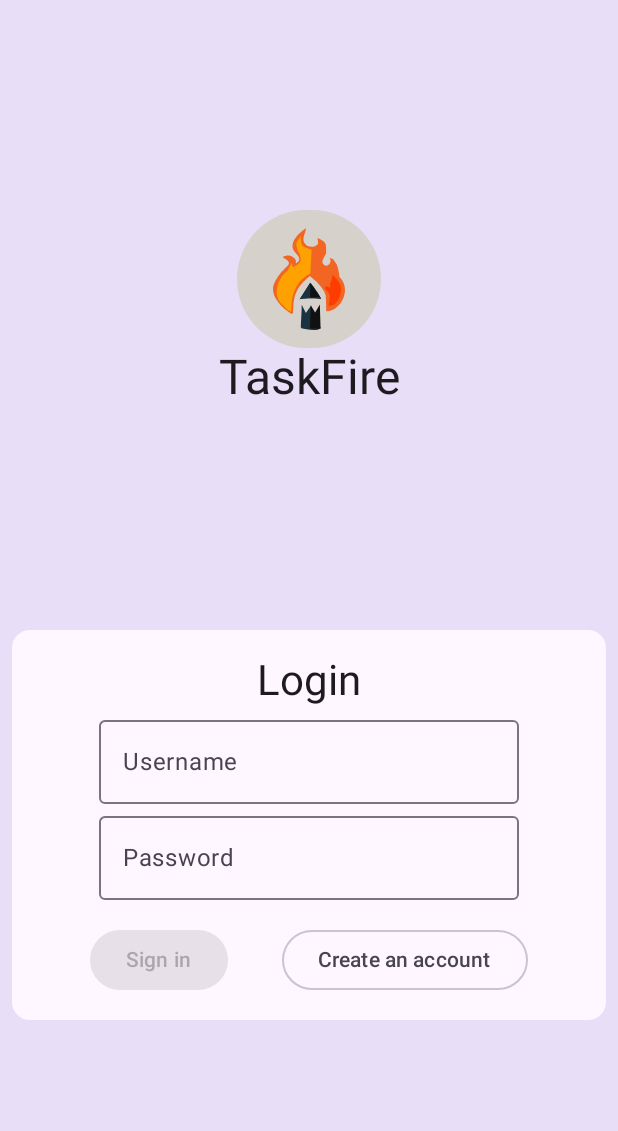
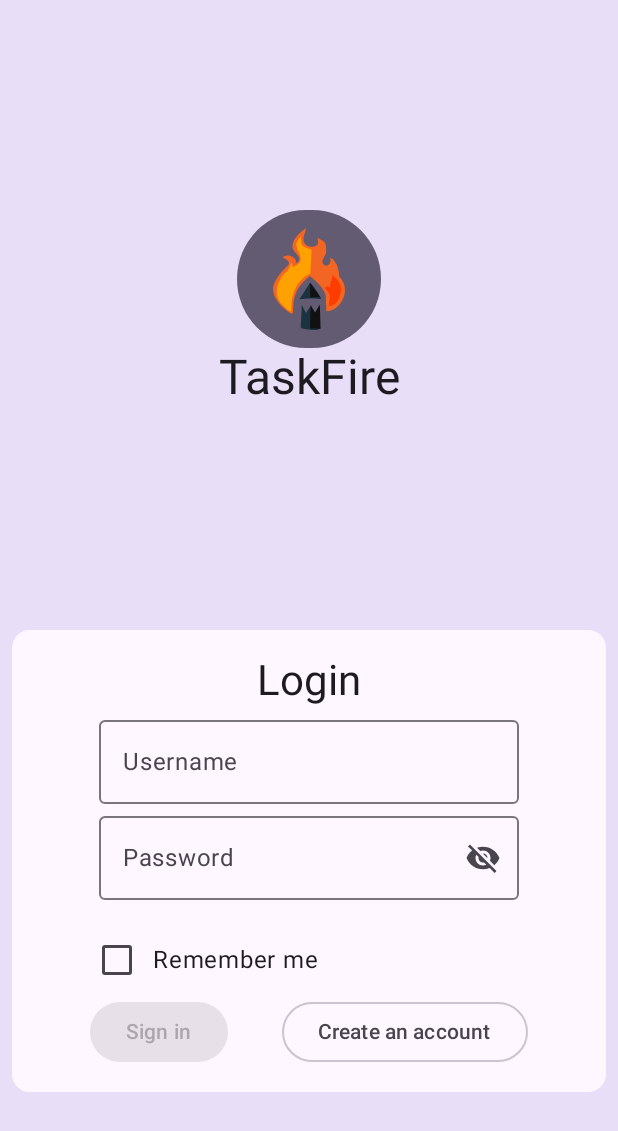
Before and after one commit to teaguesibert/TaskFire, an Android app built with Jetpack Compose: the screen it shows after launch (MainActivity), on a phone screen of 412 x 824 dp. Shown: the top 1131 px of the screen. Run offline under Robolectric (Android 15) with nearby library versions, the light colour scheme and no system bars.

Commit message:
improve ui, remember user credentials and auto login, logout

```diff
--- a/TaskFireAndroid/app/src/main/java/com/jamesellerbee/taskfireandroid/MainActivity.kt
+++ b/TaskFireAndroid/app/src/main/java/com/jamesellerbee/taskfireandroid/MainActivity.kt
@@ -8,6 +8,7 @@ import androidx.compose.material3.MaterialTheme
 import androidx.compose.material3.Surface
 import androidx.compose.ui.Modifier
 import com.jamesellerbee.taskfireandroid.bl.page.PageProvider
+import com.jamesellerbee.taskfireandroid.dal.settings.AppSettings
 import com.jamesellerbee.taskfireandroid.dal.taskfire.TaskFireApi
 import com.jamesellerbee.taskfireandroid.ui.App
 import com.jamesellerbee.taskfireandroid.ui.task.TaskPage
@@ -20,6 +21,16 @@ class MainActivity : ComponentActivity() {
         super.onCreate(savedInstanceState)
 
         val serviceLocator = ServiceLocator.instance
+
+        val appSettings = AppSettings(this)
+
+        serviceLocator.register(
+            RegistrationStrategy.Singleton(
+                type = AppSettings::class,
+                service = appSettings
+            )
+        )
+
         val taskFireApi = TaskFireApi("https://taskfireapi.jamesellerbee.com")
 
         serviceLocator.register(
--- /dev/null
+++ b/TaskFireAndroid/app/src/main/java/com/jamesellerbee/taskfireandroid/bl/usecase/SignOutUseCase.kt
@@ -0,0 +1,25 @@
+package com.jamesellerbee.taskfireandroid.bl.usecase
+
+import com.jamesellerbee.taskfireandroid.dal.settings.AppSettings
+import com.jamesellerbee.taskfireandroid.dal.taskfire.TaskFireApi
+import com.jamesellerbee.taskfireandroid.util.ResolutionStrategy
+import com.jamesellerbee.taskfireandroid.util.ServiceLocator
+
+class SignOutUseCase(serviceLocator: ServiceLocator) {
+    private val taskFireApi by serviceLocator.resolveLazy<TaskFireApi>(
+        ResolutionStrategy.ByType(
+            type = TaskFireApi::class
+        )
+    )
+
+    private val appSettings by serviceLocator.resolveLazy<AppSettings>(
+        ResolutionStrategy.ByType(type = AppSettings::class)
+    )
+
+    operator fun invoke() {
+        appSettings.set(AppSettings.rememberCredentials, false.toString())
+        appSettings.remove(AppSettings.savedUsername)
+        appSettings.remove(AppSettings.savedPassword)
+        taskFireApi.logout()
+    }
+}
--- a/TaskFireAndroid/app/src/main/java/com/jamesellerbee/taskfireandroid/dal/entities/Page.kt
+++ b/TaskFireAndroid/app/src/main/java/com/jamesellerbee/taskfireandroid/dal/entities/Page.kt
@@ -2,10 +2,13 @@ package com.jamesellerbee.taskfireandroid.dal.entities
 
 import androidx.compose.runtime.Composable
 import androidx.compose.ui.graphics.vector.ImageVector
+
+data class TopBarAction(val name: String, val action: () -> Unit)
 
 interface Page {
     val icon: ImageVector
     val selectedIcon: ImageVector
     val titleText: String
     val content: @Composable () -> Unit
+    val actions: List<TopBarAction>
 }
--- /dev/null
+++ b/TaskFireAndroid/app/src/main/java/com/jamesellerbee/taskfireandroid/dal/settings/AppSettings.kt
@@ -0,0 +1,32 @@
+package com.jamesellerbee.taskfireandroid.dal.settings
+
+import android.app.Activity
+import android.content.Context
+
+class AppSettings(activity: Activity) {
+    private val preferences = activity.getPreferences(Context.MODE_PRIVATE)
+
+    companion object {
+        const val rememberCredentials = "rememberCredentials"
+        const val savedUsername = "savedUsername"
+        const val savedPassword = "savedPassword"
+    }
+
+    fun get(key: String, defaultValue: String): String {
+        return preferences.getString(key, defaultValue)!!
+    }
+
+    fun set(key: String, value: String) {
+        with(preferences.edit()) {
+            putString(key, value)
+            apply()
+        }
+    }
+
+    fun remove(key: String) {
+        with(preferences.edit()) {
+            remove(key)
+            apply()
+        }
+    }
+}
--- a/TaskFireAndroid/app/src/main/java/com/jamesellerbee/taskfireandroid/dal/taskfire/TaskFireApi.kt
+++ b/TaskFireAndroid/app/src/main/java/com/jamesellerbee/taskfireandroid/dal/taskfire/TaskFireApi.kt
@@ -41,6 +41,12 @@ class TaskFireApi(baseUrl: String) {
         _accountId = accountId
     }
 
+    fun logout() {
+        _authenticated.value = false
+        _authToken = null
+        _authToken = null
+    }
+
     // TODO: either figure out how to only accept the server certificate or replace self-signed certificate.
     private fun getUnsafeOkHttpClient(): OkHttpClient {
         val trustManagers: Array<TrustManager> = arrayOf(
--- a/TaskFireAndroid/app/src/main/java/com/jamesellerbee/taskfireandroid/ui/login/LoginInteraction.kt
+++ b/TaskFireAndroid/app/src/main/java/com/jamesellerbee/taskfireandroid/ui/login/LoginInteraction.kt
@@ -3,5 +3,5 @@ package com.jamesellerbee.taskfireandroid.ui.login
 sealed class LoginInteraction {
     data class Login(val username: String, val password: String) : LoginInteraction()
     data class Register(val username: String, val password: String) : LoginInteraction()
-
+    data object RememberMe : LoginInteraction()
 }
--- a/TaskFireAndroid/app/src/main/java/com/jamesellerbee/taskfireandroid/ui/login/LoginUi.kt
+++ b/TaskFireAndroid/app/src/main/java/com/jamesellerbee/taskfireandroid/ui/login/LoginUi.kt
@@ -14,10 +14,16 @@ import androidx.compose.foundation.layout.height
 import androidx.compose.foundation.layout.padding
 import androidx.compose.foundation.shape.CircleShape
 import androidx.compose.foundation.text.KeyboardOptions
+import androidx.compose.material.icons.Icons
+import androidx.compose.material.icons.filled.Visibility
+import androidx.compose.material.icons.filled.VisibilityOff
 import androidx.compose.material3.Button
 import androidx.compose.material3.Card
 import androidx.compose.material3.CardDefaults
+import androidx.compose.material3.Checkbox
 import androidx.compose.material3.CircularProgressIndicator
+import androidx.compose.material3.Icon
+import androidx.compose.material3.IconButton
 import androidx.compose.material3.MaterialTheme
 import androidx.compose.material3.OutlinedButton
 import androidx.compose.material3.OutlinedTextField
@@ -35,9 +41,12 @@ import androidx.compose.ui.graphics.Color
 import androidx.compose.ui.res.painterResource
 import androidx.compose.ui.text.input.ImeAction
 import androidx.compose.ui.text.input.PasswordVisualTransformation
+import androidx.compose.ui.text.input.VisualTransformation
 import androidx.compose.ui.tooling.preview.Preview
 import androidx.compose.ui.unit.dp
 import com.jamesellerbee.taskfireandroid.R
+import com.jamesellerbee.taskfireandroid.ui.theme.Purple40
+import com.jamesellerbee.taskfireandroid.ui.theme.PurpleGrey40
 import com.jamesellerbee.taskfireandroid.ui.theme.TaskFireAndroidTheme
 import com.jamesellerbee.taskfireandroid.util.ServiceLocator
 import kotlinx.coroutines.Dispatchers
@@ -78,7 +87,7 @@ fun Login(serviceLocator: ServiceLocator, modifier: Modifier = Modifier) {
         ) {
             Box(
                 Modifier
-                    .background(Color(0xffd7d1cb), CircleShape)
+                    .background(PurpleGrey40, CircleShape)
             ) {
                 Image(
                     painterResource(R.drawable.notesapp),
@@ -111,7 +120,10 @@ fun Login(serviceLocator: ServiceLocator, modifier: Modifier = Modifier) {
                     )
                 }
 
-                Row(horizontalArrangement = Arrangement.Center ,modifier = Modifier.fillMaxWidth()) {
+                Row(
+                    horizontalArrangement = Arrangement.Center,
+                    modifier = Modifier.fillMaxWidth()
+                ) {
                     Text(
                         text = when (mode) {
                             Mode.LOGIN -> "Login"
@@ -120,7 +132,7 @@ fun Login(serviceLocator: ServiceLocator, modifier: Modifier = Modifier) {
                         style = MaterialTheme.typography.headlineMedium,
                     )
 
-                    if(busy) {
+                    if (busy) {
                         CircularProgressIndicator()
                     }
                 }
@@ -136,19 +148,55 @@ fun Login(serviceLocator: ServiceLocator, modifier: Modifier = Modifier) {
                     modifier = Modifier.align(Alignment.CenterHorizontally)
                 )
 
+                var showPassword by remember { mutableStateOf(false) }
                 OutlinedTextField(
                     value = password,
                     onValueChange = {
                         password = it
                     },
                     label = { Text(text = "Password") },
+                    trailingIcon = {
+                        IconButton(onClick = {
+                            showPassword = !showPassword
+                        }) {
+                            if (showPassword) {
+                                Icon(
+                                    imageVector = Icons.Default.Visibility,
+                                    contentDescription = "Show password"
+                                )
+                            } else {
+                                Icon(
+                                    imageVector = Icons.Default.VisibilityOff,
+                                    contentDescription = "Hide password",
+                                )
+                            }
+                        }
+                    },
                     singleLine = true,
                     keyboardOptions = KeyboardOptions(imeAction = ImeAction.Done),
-                    visualTransformation = PasswordVisualTransformation(),
+                    visualTransformation = if (showPassword) {
+                        VisualTransformation.None
+                    } else {
+                        PasswordVisualTransformation()
+                    },
                     modifier = Modifier.align(Alignment.CenterHorizontally)
                 )
 
                 Spacer(modifier = Modifier.height(16.dp))
+
+                if (mode == Mode.LOGIN) {
+                    Row(
+                        verticalAlignment = Alignment.CenterVertically,
+                        modifier = Modifier.padding(start = 30.dp)
+                    ) {
+                        Checkbox(
+                            checked = loginViewModel.rememberMe.collectAsState().value,
+                            onCheckedChange = {
+                                loginViewModel.onInteraction(LoginInteraction.RememberMe)
+                            })
+                        Text("Remember me")
+                    }
+                }
 
                 Row(
                     horizontalArrangement = Arrangement.SpaceEvenly,
--- a/TaskFireAndroid/app/src/main/java/com/jamesellerbee/taskfireandroid/ui/login/LoginViewModel.kt
+++ b/TaskFireAndroid/app/src/main/java/com/jamesellerbee/taskfireandroid/ui/login/LoginViewModel.kt
@@ -1,5 +1,6 @@
 package com.jamesellerbee.taskfireandroid.ui.login
 
+import com.jamesellerbee.taskfireandroid.dal.settings.AppSettings
 import com.jamesellerbee.taskfireandroid.dal.taskfire.Account
 import com.jamesellerbee.taskfireandroid.dal.taskfire.TaskFireApi
 import com.jamesellerbee.taskfireandroid.util.ResolutionStrategy
@@ -7,6 +8,7 @@ import com.jamesellerbee.taskfireandroid.util.ServiceLocator
 import kotlinx.coroutines.CoroutineExceptionHandler
 import kotlinx.coroutines.CoroutineScope
 import kotlinx.coroutines.Dispatchers
+import kotlinx.coroutines.MainScope
 import kotlinx.coroutines.SupervisorJob
 import kotlinx.coroutines.flow.MutableStateFlow
 import kotlinx.coroutines.flow.asStateFlow
@@ -22,11 +24,31 @@ class LoginViewModel(
         )
     )
 
+    private val appSettings by serviceLocator.resolveLazy<AppSettings>(
+        ResolutionStrategy.ByType(
+            type = AppSettings::class
+        )
+    )
+
+    private val _rememberMe =
+        MutableStateFlow(appSettings.get(AppSettings.rememberCredentials, "false").toBoolean())
+    val rememberMe = _rememberMe.asStateFlow()
+
     private val _message = MutableStateFlow<Pair<Boolean, String>?>(null)
     val message = _message.asStateFlow()
 
     private val _busy = MutableStateFlow(false)
     val busy = _busy.asStateFlow()
+
+    init {
+        MainScope().launch {
+            if (_rememberMe.value) {
+                val username = appSettings.get(AppSettings.savedUsername, "")
+                val password = appSettings.get(AppSettings.savedPassword, "")
+                onInteraction(LoginInteraction.Login(username, password))
+            }
+        }
+    }
 
     fun onInteraction(interaction: LoginInteraction) {
         when (interaction) {
@@ -51,6 +73,11 @@ class LoginViewModel(
                                 val authResponse = response.body()!!
                                 taskFireApi.setAccountId(authResponse.id)
                                 taskFireApi.setAuthToken(authResponse.token)
+
+                                if (_rememberMe.value) {
+                                    appSettings.set(AppSettings.savedUsername, interaction.username)
+                                    appSettings.set(AppSettings.savedPassword, interaction.password)
+                                }
                             } ?: run {
                                 _message.value = Pair(true, "Something unexpected happened.")
                             }
@@ -99,6 +126,11 @@ class LoginViewModel(
                     _busy.value = false
                 }
             }
+
+            LoginInteraction.RememberMe -> {
+                _rememberMe.value = !_rememberMe.value
+                appSettings.set(AppSettings.rememberCredentials, _rememberMe.value.toString())
+            }
         }
     }
 }
```
Also changed, not shown: TaskFireAndroid/app/src/main/java/com/jamesellerbee/taskfireandroid/ui/MainUi.kt (+28 -1 lines), TaskFireAndroid/app/src/main/java/com/jamesellerbee/taskfireandroid/ui/task/TaskPage.kt (+13 -0 lines), TaskFireAndroid/app/src/main/java/com/jamesellerbee/taskfireandroid/ui/task/TaskUi.kt (+9 -1 lines).
